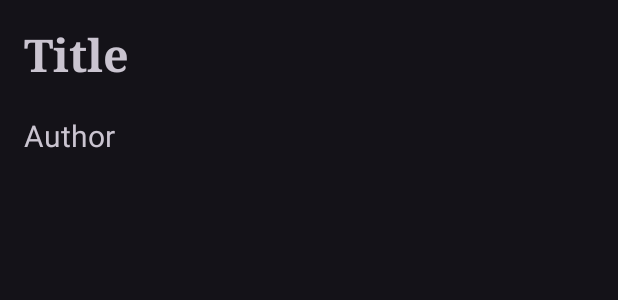
After one commit to evan-carey/badreads, an Android app built with Jetpack Compose: the layout fragment_book_detail.xml on its own in the app's theme, with its tools: preview values and no code run, on a phone screen of 412 x 824 dp. The commit adds this screen. Shown: the top 300 px of the screen. Run offline under Robolectric (Android 15) with nearby library versions, the phone set to English and light mode, and no system bars.

Commit message:
[wip] book detail fragment/viewmodel

```diff
--- a/app/build.gradle.kts
+++ b/app/build.gradle.kts
@@ -65,6 +65,7 @@ dependencies {
     implementation("androidx.compose.material3:material3")
     implementation("com.google.android.material:material:1.10.0")
     implementation("androidx.annotation:annotation:1.6.0")
+    implementation("androidx.legacy:legacy-support-v4:1.0.0")
     testImplementation("junit:junit:4.13.2")
     androidTestImplementation("androidx.test.ext:junit:1.1.5")
     androidTestImplementation("androidx.test.espresso:espresso-core:3.5.1")
--- a/app/src/main/java/com/eacarey/badreads/DB/BookDAO.java
+++ b/app/src/main/java/com/eacarey/badreads/DB/BookDAO.java
@@ -30,6 +30,9 @@ public interface BookDAO {
   @Query("SELECT * FROM " + AppDatabase.BOOKS_TABLE + " WHERE mTitle LIKE '%' || :search || '%' OR mAuthor LIKE '%' || :search || '%'")
   LiveData<List<Book>> searchBooks(String search);
 
+  @Query("SELECT * FROM " + AppDatabase.BOOKS_TABLE + " WHERE mTitle LIKE :title LIMIT 1")
+  LiveData<Book> getBookByTitle(String title);
+
   @Query("DELETE FROM " + AppDatabase.BOOKS_TABLE)
   void deleteAll();
 }
--- a/app/src/main/java/com/eacarey/badreads/Repositories/BookRepository.java
+++ b/app/src/main/java/com/eacarey/badreads/Repositories/BookRepository.java
@@ -41,6 +41,10 @@ public class BookRepository {
     return this.mBookDAO.searchBooks(search);
   }
 
+  public LiveData<Book> getBookByTitle(String title) {
+    return this.mBookDAO.getBookByTitle(title);
+  }
+
   public void insert(Book... books) {
     AppDatabase.databaseWriteExecutor.execute(() -> {
       mBookDAO.insert(books);
--- /dev/null
+++ b/app/src/main/res/layout/fragment_book_detail.xml
@@ -0,0 +1,38 @@
+<?xml version="1.0" encoding="utf-8"?>
+<FrameLayout xmlns:android="http://schemas.android.com/apk/res/android"
+  xmlns:tools="http://schemas.android.com/tools"
+  android:layout_width="match_parent"
+  android:layout_height="match_parent"
+  android:paddingTop="@dimen/activity_vertical_margin"
+  android:paddingBottom="@dimen/activity_vertical_margin"
+  android:paddingLeft="@dimen/activity_horizontal_margin"
+  android:paddingRight="@dimen/activity_horizontal_margin"
+  android:id="@+id/book_detail_fragment"
+  tools:context=".BookDetailFragment">
+
+  <LinearLayout
+    android:layout_width="wrap_content"
+    android:layout_height="wrap_content"
+    android:orientation="vertical">
+
+  <TextView
+    android:id="@+id/book_detail_title"
+    android:textStyle="bold"
+    android:layout_width="wrap_content"
+    android:layout_height="wrap_content"
+    android:fontFamily="serif"
+    android:gravity="center"
+    android:text="Title"
+    android:textSize="30sp" />
+
+  <TextView
+    android:id="@+id/book_detail_author"
+    android:layout_width="wrap_content"
+    android:layout_height="wrap_content"
+    android:gravity="center"
+    android:textSize="20sp"
+    android:text="Author"
+    android:layout_marginTop="20sp"/>
+  </LinearLayout>
+
+</FrameLayout>
```
Also changed, not shown: app/src/main/java/com/eacarey/badreads/BookDetailFragment.java (added, +60 -0 lines), app/src/main/java/com/eacarey/badreads/BookDetailViewModel.java (added, +27 -0 lines), app/src/main/java/com/eacarey/badreads/MainActivity.java (+15 -3 lines), app/src/main/res/layout/activity_admin_page.xml (+24 -0 lines), app/src/main/res/layout/activity_main.xml (+6 -1 lines).
